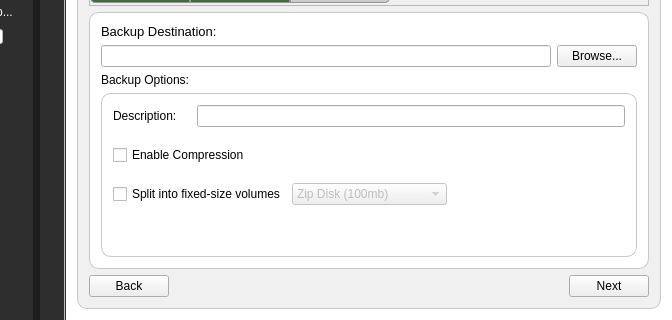
This is qt/backup2/mainwindow.ui in darkstar62/tribble-backup as Qt 5 draws it before an edit; both pictures show x 128 to 800 and y 222 to 542 of the 800 by 542 pixel window. The edited form follows.
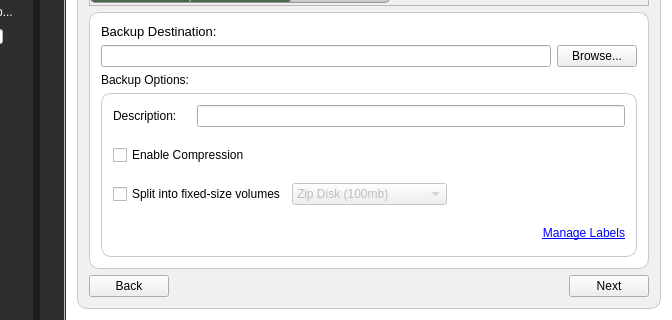
This is the edited form. The open tabs and pages were chosen to show the change. Icons and pictures are not drawn.

Commit message:
Add a "Manage Labels" button.
This will provide advanced access to manage the labels contained in a backup and
choose a custom label to use.

```diff
--- a/qt/backup2/mainwindow.ui
+++ b/qt/backup2/mainwindow.ui
@@ -1408,6 +1408,56 @@
                               </item>
                              </layout>
                             </item>
+                            <item>
+                             <widget class="QFrame" name="frame_5">
+                              <property name="frameShape">
+                               <enum>QFrame::NoFrame</enum>
+                              </property>
+                              <property name="frameShadow">
+                               <enum>QFrame::Raised</enum>
+                              </property>
+                              <layout class="QHBoxLayout" name="horizontalLayout_5">
+                               <property name="spacing">
+                                <number>0</number>
+                               </property>
+                               <property name="margin">
+                                <number>0</number>
+                               </property>
+                               <item>
+                                <spacer name="horizontalSpacer_4">
+                                 <property name="orientation">
+                                  <enum>Qt::Horizontal</enum>
+                                 </property>
+                                 <property name="sizeHint" stdset="0">
+                                  <size>
+                                   <width>40</width>
+                                   <height>20</height>
+                                  </size>
+                                 </property>
+                                </spacer>
+                               </item>
+                               <item>
+                                <widget class="QLabel" name="manage_labels_link">
+                                 <property name="sizePolicy">
+                                  <sizepolicy hsizetype="Fixed" vsizetype="Fixed">
+                                   <horstretch>0</horstretch>
+                                   <verstretch>0</verstretch>
+                                  </sizepolicy>
+                                 </property>
+                                 <property name="cursor">
+                                  <cursorShape>PointingHandCursor</cursorShape>
+                                 </property>
+                                 <property name="text">
+                                  <string>&lt;html&gt;&lt;head/&gt;&lt;body&gt;&lt;p&gt;&lt;span style=&quot; text-decoration: underline; color:#0000ff;&quot;&gt;Manage Labels&lt;/span&gt;&lt;/p&gt;&lt;/body&gt;&lt;/html&gt;</string>
+                                 </property>
+                                 <property name="alignment">
+                                  <set>Qt::AlignRight|Qt::AlignTrailing|Qt::AlignVCenter</set>
+                                 </property>
+                                </widget>
+                               </item>
+                              </layout>
+                             </widget>
+                            </item>
                             <item>
                              <spacer name="verticalSpacer_6">
                               <property name="orientation">
```
Left out of the diff: 4 changed lines with no effect on the pictures. The commit also changes 3 other files.
